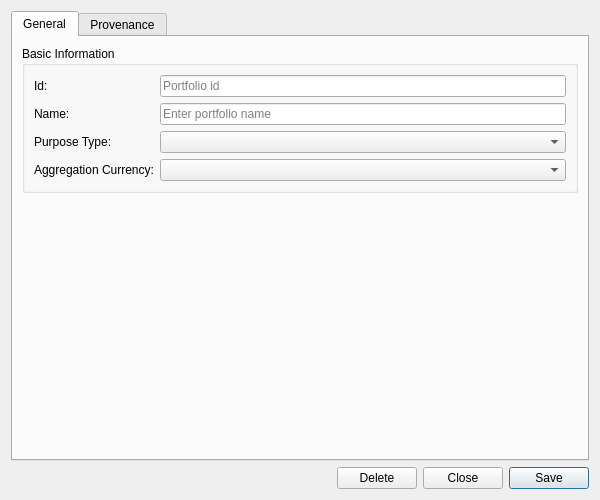
OreStudio/OreStudio, file projects/ores.qt/refdata/ui/PortfolioDetailDialog.ui: the form before one commit.
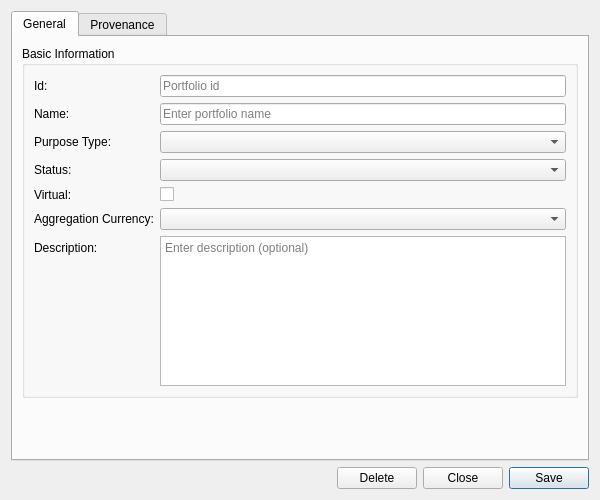
The form after the commit. Custom widgets are drawn as their Qt base class.

Commit message: [refdata,qt,codegen] Restore status/is_virtual/description fields lost in regen; wire portfolio into the generated event registrar

```diff
--- a/projects/ores.qt/refdata/ui/PortfolioDetailDialog.ui
+++ b/projects/ores.qt/refdata/ui/PortfolioDetailDialog.ui
@@ -84,19 +84,73 @@
            </widget>
           </item>
           <item row="3" column="0">
+           <widget class="QLabel" name="labelStatus">
+            <property name="text">
+             <string>Status:</string>
+            </property>
+           </widget>
+          </item>
+          <item row="3" column="1">
+           <widget class="QComboBox" name="statusCombo">
+            <property name="insertPolicy">
+             <enum>QComboBox::NoInsert</enum>
+            </property>
+           </widget>
+          </item>
+          <item row="4" column="0">
+           <widget class="QLabel" name="labelIsVirtual">
+            <property name="text">
+             <string>Virtual:</string>
+            </property>
+           </widget>
+          </item>
+          <item row="4" column="1">
+           <widget class="QCheckBox" name="isVirtualCheckBox">
+            <property name="text">
+             <string/>
+            </property>
+           </widget>
+          </item>
+          <item row="5" column="0">
            <widget class="QLabel" name="labelAggregationCcy">
             <property name="text">
              <string>Aggregation Currency:</string>
             </property>
            </widget>
           </item>
-          <item row="3" column="1">
+          <item row="5" column="1">
            <widget class="ores::qt::OreCurrencyComboBox" name="aggregationCcyEdit">
             <property name="insertPolicy">
              <enum>QComboBox::NoInsert</enum>
             </property>
            </widget>
           </item>
+          <item row="6" column="0">
+           <widget class="QLabel" name="labelDescription">
+            <property name="text">
+             <string>Description:</string>
+            </property>
+           </widget>
+          </item>
+          <item row="6" column="1">
+           <widget class="QPlainTextEdit" name="descriptionEdit">
+            <property name="minimumSize">
+             <size>
+              <width>0</width>
+              <height>80</height>
+             </size>
+            </property>
+            <property name="maximumSize">
+             <size>
+              <width>16777215</width>
+              <height>150</height>
+             </size>
+            </property>
+            <property name="placeholderText">
+             <string>Enter description (optional)</string>
+            </property>
+           </widget>
+          </item>
          </layout>
         </widget>
        </item>
```
The commit also changes 18 other files.
